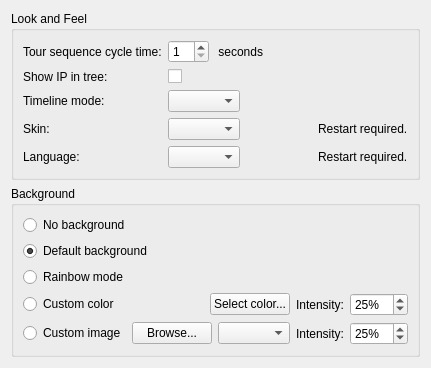
networkoptix/nx_open, file client/src/ui/widgets/settings/look_and_feel_preferences_widget.ui: the form before one commit.
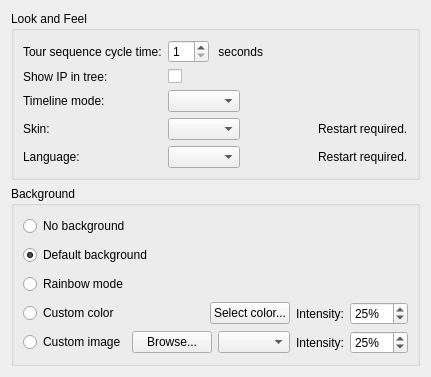
The form after the commit.

Commit message:
Looka-and-Feel widget improved a bit
<==== Mercurial data ====>
Branch: master

```diff
--- a/client/src/ui/widgets/settings/look_and_feel_preferences_widget.ui
+++ b/client/src/ui/widgets/settings/look_and_feel_preferences_widget.ui
@@ -7,7 +7,7 @@
     <x>0</x>
     <y>0</y>
     <width>423</width>
-    <height>342</height>
+    <height>360</height>
    </rect>
   </property>
   <property name="windowTitle">
@@ -186,15 +186,15 @@
      <property name="title">
       <string>Background</string>
      </property>
-     <layout class="QVBoxLayout" name="verticalLayout_2">
-      <item>
+     <layout class="QGridLayout" name="gridLayout" rowminimumheight="23,23,23,23,23">
+      <item row="0" column="0">
        <widget class="QRadioButton" name="backgroundEmptyRadioButton">
         <property name="text">
          <string>No background</string>
         </property>
        </widget>
       </item>
-      <item>
+      <item row="1" column="0">
        <widget class="QRadioButton" name="backgroundDefaultRadioButton">
         <property name="text">
          <string>Default background</string>
@@ -204,14 +204,14 @@
         </property>
        </widget>
       </item>
-      <item>
+      <item row="2" column="0">
        <widget class="QRadioButton" name="backgroundRainbowRadioButton">
         <property name="text">
          <string>Rainbow mode</string>
         </property>
        </widget>
       </item>
-      <item>
+      <item row="3" column="0">
        <widget class="QWidget" name="backgroundColorWidget" native="true">
         <layout class="QHBoxLayout" name="horizontalLayout_12">
          <property name="leftMargin">
@@ -279,7 +279,7 @@
         </layout>
        </widget>
       </item>
-      <item>
+      <item row="4" column="0">
        <widget class="QWidget" name="backgroundImageWidget" native="true">
         <layout class="QHBoxLayout" name="horizontalLayout_11">
          <property name="leftMargin">
```
